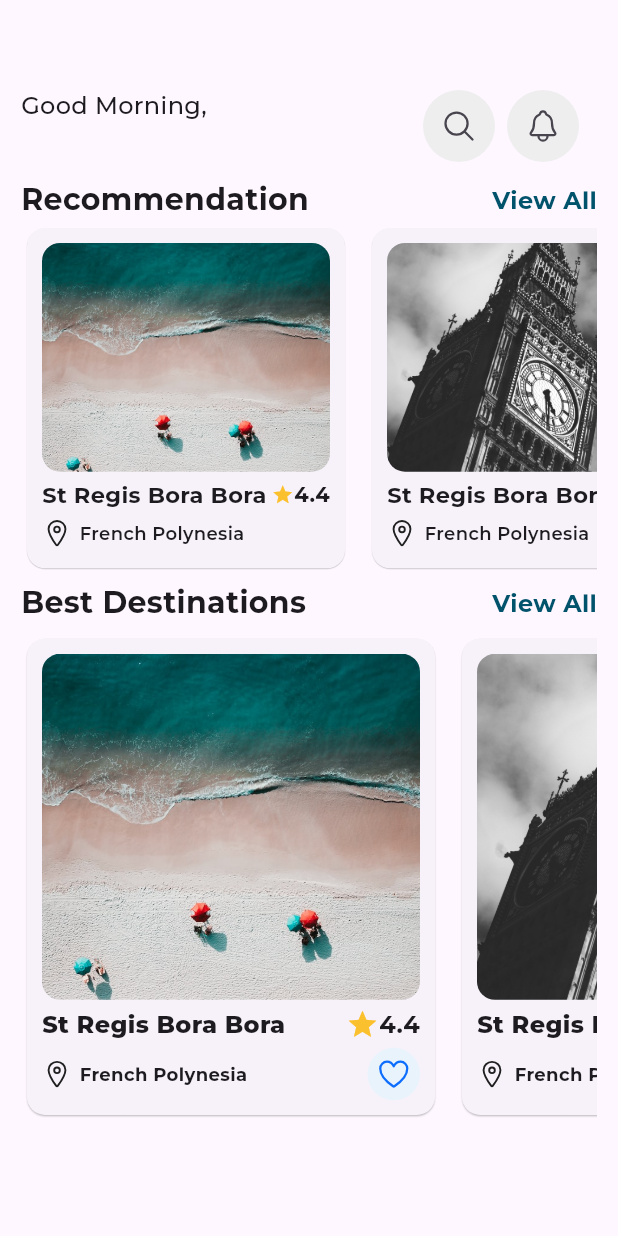
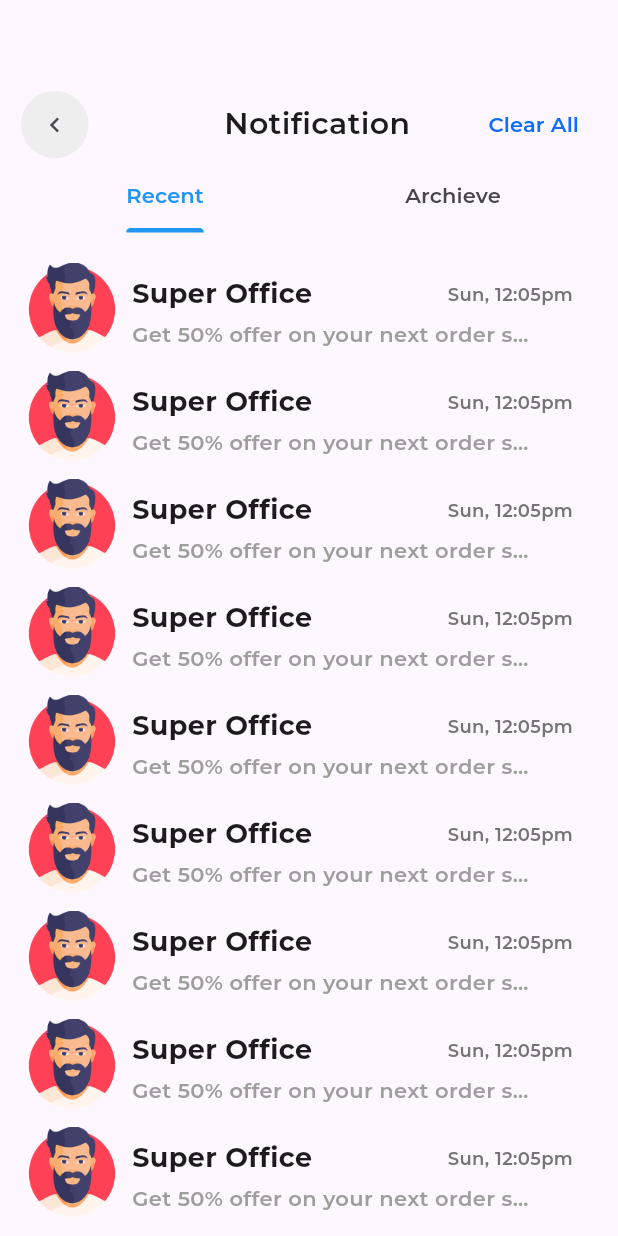
Before and after one commit to Omar-Ashraf-69/egy-explor, a Flutter app: the HomeViewBody screen opened directly, after a tap on an icon or button, on a phone screen of 412 x 824 dp. Run offline on Flutter 3.47's test engine with Material 3 defaults, Android fonts, the phone set to English and light mode, and no system bars; our stand-ins replace cached_network_image, card_swiper, cloud_firestore, dio, firebase_auth, firebase_core and 10 more; accounts and stored records are empty.

Commit message:
Refactor code and add new notification feature
- Refactor code structure for better organization and readability.
- Add a new notification feature with notification view and item.
- Update routes to include the new notification view.
- Improve user experience by adding a custom icon button for navigation.
- Fix minor bugs and improve overall code quality.

```diff
--- a/lib/core/services/cloud.dart
+++ b/lib/core/services/cloud.dart
@@ -5,26 +5,24 @@ import 'package:cloud_firestore/cloud_firestore.dart';
 import 'package:egy_exlpor/core/services/storage.dart';
 
 class CloudMethods {
-  //CollectionReference users = FirebaseFirestore.instance.collection('users');
-
-
   editProfile({
     required String uId,
     required String userName,
-    String profilePic = '',
     Uint8List? file,
   }) async {
     String response = 'some eerror error';
     try {
-      profilePic = file != null
-          ? await StorageMethods().uploadImageToStorage(file, 'users')
-          : '';
-      if (userName.isNotEmpty ) {
-        await FirebaseFirestore.instance.collection('users').doc(uId).update({
+      String profilePic = '';
+      if (file != null && file.isNotEmpty) {
+        profilePic = await StorageMethods().uploadImageToStorage(file, 'users');
+      }
+      if (userName.isNotEmpty || profilePic.isNotEmpty) {
+        Map<String, dynamic> updateData = {
           'userId': uId,
-          'userName': userName,
-          'profilePic': profilePic,
-        });
+          if (userName.isNotEmpty) 'userName': userName,
+          if (profilePic.isNotEmpty) 'profilePic': profilePic,
+        };
+        await FirebaseFirestore.instance.collection('users').doc(uId).update(updateData);
       }
       response = 'success';
     } catch (e) {
--- /dev/null
+++ b/lib/core/utils/custom_icon_button.dart
@@ -0,0 +1,44 @@
+import 'package:egy_exlpor/core/managers/app_them_cubit/app_them_cubit.dart';
+import 'package:flutter/material.dart';
+import 'package:flutter_bloc/flutter_bloc.dart';
+
+class CustomIconButton extends StatelessWidget {
+  const CustomIconButton({
+    super.key,
+    required this.icon,
+    this.route,
+    this.pop,
+  });
+  final Widget icon;
+  final String? route;
+  final bool? pop;
+
+  @override
+  Widget build(BuildContext context) {
+    return SizedBox(
+      width: 45,
+      height: 45,
+      child: Container(
+        padding: EdgeInsets.zero,
+        margin: EdgeInsets.zero,
+        decoration: BoxDecoration(
+          color: BlocProvider.of<ThemeCubit>(context).getIsDarkTheme
+              ? Colors.grey.shade900
+              : Colors.grey.shade200,
+          shape: BoxShape.circle,
+        ),
+        child: IconButton(
+          onPressed: () {
+            route != null ? Navigator.of(context).pushNamed(route!) : null;
+            pop == true ? Navigator.pop(context) : null;
+          },
+          constraints: const BoxConstraints.tightFor(width: 20, height: 20),
+          icon: icon,
+          splashRadius: 20,
+          padding: EdgeInsets.zero,
+          iconSize: 20,
+        ),
+      ),
+    );
+  }
+}
--- /dev/null
+++ b/lib/core/utils/functions/check_on_boarding_showing_status.dart
@@ -0,0 +1,41 @@
+
+  import 'dart:async';
+
+import 'package:egy_exlpor/features/auth/presentation/views/login_view.dart';
+import 'package:egy_exlpor/features/layout/presentation/views/layout_view.dart';
+import 'package:egy_exlpor/features/onboarding/presentation/views/on_boarding_view.dart';
+import 'package:firebase_auth/firebase_auth.dart';
+import 'package:flutter/material.dart';
+import 'package:shared_preferences/shared_preferences.dart';
+
+void checkFirstSeen(BuildContext context) async {
+    SharedPreferences prefs = await SharedPreferences.getInstance();
+    bool seen = (prefs.getBool('seenOnboarding') ?? false);
+    Timer(const Duration(seconds: 2), () async {
+      if (seen == true) {
+        //context.go(AppRouter.kHomeView);
+        Navigator.of(context).pushReplacement(
+          MaterialPageRoute(builder: (context) {
+            return StreamBuilder<User?>(
+              stream: FirebaseAuth.instance.authStateChanges(),
+              builder: (context, snapshot) {
+                if (snapshot.hasData) {
+                  return const LayoutView();
+                } else {
+                  return const LoginView();
+                }
+              },
+            );
+          }),
+        );
+      } else {
+        await prefs.setBool('seenOnboarding', true);
+        // ignore: use_build_context_synchronously
+        Navigator.of(context).pushReplacement(
+          MaterialPageRoute(
+            builder: (context) => const OnBoardingView(),
+          ),
+        );
+      }
+    });
+  }
--- a/lib/features/explore/features/hotel/presentation/views/hotel_view.dart
+++ b/lib/features/explore/features/hotel/presentation/views/hotel_view.dart
@@ -7,7 +7,7 @@ import 'package:flutter/material.dart';
 class HotelView extends StatefulWidget {
   const HotelView({super.key});
 
-  static const String routeName = '/hotels_screen';
+  static const String routeName = '/hotels_view';
 
   @override
   State<HotelView> createState() => _HotelViewState();
--- a/lib/features/explore/features/hotel/presentation/views/widgets/gest_and_room_view.dart
+++ b/lib/features/explore/features/hotel/presentation/views/widgets/gest_and_room_view.dart
@@ -8,7 +8,7 @@ import 'package:flutter/material.dart';
 class GuestAndRoomView extends StatefulWidget {
   const GuestAndRoomView({super.key});
 
-  static const String routeName = '/guest_and_room_screen';
+  static const String routeName = '/guest_and_room_view';
 
   @override
   State<GuestAndRoomView> createState() => _GuestAndRoomViewState();
--- a/lib/features/explore/features/room/presentation/views/room_view.dart
+++ b/lib/features/explore/features/room/presentation/views/room_view.dart
@@ -8,7 +8,7 @@ import 'package:flutter/material.dart';
 class RoomView extends StatefulWidget {
   const RoomView({super.key});
 
-  static const String routeName = '/rooms_screen';
+  static const String routeName = '/rooms_view';
 
   @override
   State<RoomView> createState() => _RoomViewState();
--- a/lib/features/explore/features/select_date/presentation/views/select_date_view.dart
+++ b/lib/features/explore/features/select_date/presentation/views/select_date_view.dart
@@ -8,7 +8,7 @@ import 'package:syncfusion_flutter_datepicker/datepicker.dart';
 // ignore: must_be_immutable
 class SelectDateView extends StatelessWidget {
   SelectDateView({super.key});
-  static const String routeName = '/select_date_screen';
+  static const String routeName = '/select_date_view';
 
   DateTime? rangeStartDate;
   DateTime? rangeEndDate;
--- a/lib/features/extra_services/features/edit_user/presentation/views/widgets/edit_user_view_body.dart
+++ b/lib/features/extra_services/features/edit_user/presentation/views/widgets/edit_user_view_body.dart
@@ -5,6 +5,7 @@ import 'package:egy_exlpor/core/services/cloud.dart';
 import 'package:egy_exlpor/core/utils/assets.dart';
 import 'package:egy_exlpor/core/utils/colors.dart';
 import 'package:egy_exlpor/core/utils/custom_button_widget.dart';
+import 'package:egy_exlpor/core/utils/custom_icon_button.dart';
 import 'package:egy_exlpor/core/utils/functions/pick_image.dart';
 import 'package:egy_exlpor/core/utils/styles.dart';
 import 'package:egy_exlpor/features/auth/presentation/views/widgets/custom_text_field.dart';
@@ -34,6 +35,13 @@ class _EditProfileViewBodyState extends State<EditProfileViewBody> {
         if (state is UserLoaded) {
           return Scaffold(
             appBar: AppBar(
+              leading:const Padding(
+                padding:  EdgeInsets.all(6),
+                child:  CustomIconButton(
+                  icon: Icon(Icons.chevron_left_outlined),
+                  pop: true,
+                ),
+              ),
               surfaceTintColor: Colors.white,
               centerTitle: true,
               title: Text(
@@ -162,9 +170,9 @@ class _EditProfileViewBodyState extends State<EditProfileViewBody> {
                             )
                           : Text(
                               S.of(context).updateProfile.toUpperCase(),
-                              style: TextStyle(
-                                fontWeight: FontWeight.w500,
+                              style: Styles.textStyle16.copyWith(
                                 color: kWhiteColor,
+                                fontWeight: FontWeight.w600,
                               ),
                             ),
                       onTap: () async {
@@ -176,6 +184,7 @@ class _EditProfileViewBodyState extends State<EditProfileViewBody> {
                               ? state.user.userName
                               : userNameController.text,
                           file: profilePic,
+
                           uId: state.user.userId,
                           context: context,
                         );
--- a/lib/features/home/presentation/views/widgets/best_destinations_widget.dart
+++ b/lib/features/home/presentation/views/widgets/best_destinations_widget.dart
@@ -1,11 +1,8 @@
-import 'package:egy_exlpor/core/utils/colors.dart';
 import 'package:egy_exlpor/core/utils/styles.dart';
 import 'package:egy_exlpor/features/home/data/models/recommended_places_model.dart';
 import 'package:egy_exlpor/features/home/presentation/views/tourist_details_view.dart';
-import 'package:egy_exlpor/features/home/presentation/views/widgets/custom_icon_button.dart';
 import 'package:egy_exlpor/features/home/presentation/views/widgets/love_icon_widget.dart';
 import 'package:flutter/material.dart';
-import 'package:flutter/widgets.dart';
 import 'package:ionicons/ionicons.dart';
 
 class BestDestinationsWidget extends StatelessWidget {
--- a/lib/features/home/presentation/views/widgets/custom_icon_button.dart
+++ /dev/null
@@ -1,30 +0,0 @@
-// ignore_for_file: public_member_api_docs, sort_constructors_first
-import 'package:egy_exlpor/core/managers/app_them_cubit/app_them_cubit.dart';
-import 'package:flutter/material.dart';
-import 'package:flutter_bloc/flutter_bloc.dart';
-
-class CustomIconButton extends StatelessWidget {
-  const CustomIconButton({
-    super.key,
-    required this.icon,
-  });
-  final Widget icon;
-
-  @override
-  Widget build(BuildContext context) {
-    return Container(
-      decoration: BoxDecoration(
-        color: BlocProvider.of<ThemeCubit>(context).getIsDarkTheme
-            ? Colors.grey.shade900
-            : Colors.grey.shade200,
-        shape: BoxShape.circle,
-      ),
-      child: IconButton(
-        onPressed: () {},
-        constraints: const BoxConstraints.tightFor(width: 40),
-        icon: icon,
-        splashRadius: 22,
-      ),
-    );
-  }
-}
--- a/lib/features/home/presentation/views/widgets/home_view_body.dart
+++ b/lib/features/home/presentation/views/widgets/home_view_body.dart
@@ -1,9 +1,10 @@
 import 'package:egy_exlpor/core/managers/get_user_cubit/user_details_cubit.dart';
 import 'package:egy_exlpor/core/utils/colors.dart';
 import 'package:egy_exlpor/core/utils/styles.dart';
-import 'package:egy_exlpor/features/home/presentation/views/widgets/custom_icon_button.dart';
+import 'package:egy_exlpor/core/utils/custom_icon_button.dart';
 import 'package:egy_exlpor/features/home/presentation/views/widgets/best_destinations_widget.dart';
 import 'package:egy_exlpor/features/home/presentation/views/widgets/recommended_places.dart';
+import 'package:egy_exlpor/features/notification/presentation/view/notification_view.dart';
 import 'package:flutter/material.dart';
 import 'package:flutter/widgets.dart';
 import 'package:flutter_bloc/flutter_bloc.dart';
@@ -26,8 +27,7 @@ class HomeViewBody extends StatelessWidget {
             SizedBox(
               height: 50,
               width: double.infinity,
-              child: Row(
-                children: [
+              child: Row(children: [
                 Column(
                   crossAxisAlignment: CrossAxisAlignment.start,
                   children: [
@@ -45,15 +45,18 @@ class HomeViewBody extends StatelessWidget {
                 const Spacer(),
                 const CustomIconButton(
                   icon: Icon(Ionicons.search_outline),
+                  route: NotificationView.routeName,
                 ),
                 const Padding(
                   padding: EdgeInsets.only(left: 8.0, right: 12),
                   child: CustomIconButton(
-                      icon: Icon(Ionicons.notifications_outline),
+                    icon: Icon(
+                      Ionicons.notifications_outline,
+                    ),
+                    route: NotificationView.routeName,
                   ),
                 ),
-                ],
-              ),
+              ]),
             ),
             // LOCATION CARD
             // const LocationCard(),
@@ -77,7 +80,7 @@ class HomeViewBody extends StatelessWidget {
                     child: Text(
                       "View All",
                       style: Styles.textStyle16.copyWith(
-                        color: kPrimaryBlueColor,
+                        color: kPrimaryColor,
                         fontWeight: FontWeight.w700,
                       ),
                     ))
@@ -99,7 +102,7 @@ class HomeViewBody extends StatelessWidget {
                   child: Text(
                     "View All",
                     style: Styles.textStyle16.copyWith(
-                      color: kPrimaryBlueColor,
+                      color: kPrimaryColor,
                       fontWeight: FontWeight.w700,
                     ),
                   ),
--- /dev/null
+++ b/lib/features/notification/presentation/view/notification_view.dart
@@ -0,0 +1,14 @@
+import 'package:egy_exlpor/features/notification/presentation/view/widgets/notification_view_%20body.dart';
+import 'package:flutter/material.dart';
+
+class NotificationView extends StatelessWidget {
+  const NotificationView({super.key});
+    static const String routeName = '/notification_view';
+
+  @override
+  Widget build(BuildContext context) {
+    return const Scaffold(
+      body: NotificationViewBody(),
+    );
+  }
+}
--- /dev/null
+++ b/lib/features/notification/presentation/view/widgets/notification_item.dart
@@ -0,0 +1,130 @@
+import 'package:egy_exlpor/core/utils/assets.dart';
+import 'package:egy_exlpor/core/utils/styles.dart';
+import 'package:flutter/cupertino.dart';
+import 'package:flutter/material.dart';
+import 'package:flutter/widgets.dart';
+
+class NotificationItem extends StatelessWidget {
+  const NotificationItem({super.key});
+
+  @override
+  Widget build(BuildContext context) {
+    return Padding(
+      padding: const EdgeInsets.symmetric(horizontal: 4.0),
+      child: SizedBox(
+        height: 62,
+        child: Row(
+          mainAxisAlignment: MainAxisAlignment.spaceBetween,
+          crossAxisAlignment: CrossAxisAlignment.start,
+          children: [
+            Image.asset(
+              AssetsData.manPic,
+              width: 60,
+              height: 60,
+              fit: BoxFit.cover,
+            ),
+            const SizedBox(width: 10),
+            Expanded(
+              child: Padding(
+                padding: const EdgeInsets.only(top: 8.0, right: 12),
+                child: Column(
+                  crossAxisAlignment: CrossAxisAlignment.start,
+                  children: [
+                    Row(
+                      mainAxisAlignment: MainAxisAlignment.spaceBetween,
+                      children: [
+                        Text(
+                          'Super Office',
+                          style: Styles.textStyle18.copyWith(
+                            fontWeight: FontWeight.w700,
+                          ),
+                        ),
+                        Text(
+                          'Sun, 12:05pm',
+                          style: TextStyle(
+                            color: Colors.grey.shade600,
+                            fontWeight: FontWeight.w600,
+                            fontSize: 12,
+                          ),
+                        ),
+                      ],
+                    ),
+                    const SizedBox(height: 4),
+                    Padding(
+                      padding: const EdgeInsets.only(right: 22.0),
+                      child: Text(
+                        'Get 50% offer on your next order sdkkdvkksjajkjk',
+                        maxLines: 1,
+                        overflow: TextOverflow.ellipsis,
+                        style: Styles.textStyle14.copyWith(
+                          fontWeight: FontWeight.w600,
+                          color: Colors.grey,
+                        ),
+                      ),
+                    ),
+                  ],
+                ),
+              ),
+            ),
+          ],
+        ),
+      ),
+    );
+    // return Container(
+    //   padding: EdgeInsets.all(5),
+    //   decoration: BoxDecoration(color: Colors.grey.shade300),
+    //   height: 80,
+    //   child: Row(
+    //     crossAxisAlignment: CrossAxisAlignment.center,
+    //     children: [
+    //       Image(image: AssetImage("assets/images/man.png")),
+    //       SizedBox(
+    //         width: 10,
+    //       ),
+    //       Expanded(
+    //         child: Column(
+    //           //runAlignment: WrapAlignment.spaceBetween,
+    //           //alignment: WrapAlignment.spaceBetween,
+    //           //crossAxisAlignment: WrapCrossAlignment.start,
+    //           //direction: Axis.vertical,
+    //           //crossAxisAlignment: CrossAxisAlignment.stretch,
+    //           //mainAxisAlignment: MainAxisAlignment.start,
+    //           children: [
+    //             Container(
+    //               child: Row(
+    //                 mainAxisAlignment: MainAxisAlignment.spaceBetween,
+    //                 //spacing: 120,
+    //                 //alignment: WrapAlignment.spaceBetween,
+    //                 //runAlignment: WrapAlignment.spaceBetween,
+    //                 //crossAxisAlignment: WrapCrossAlignment.center,
+    //                 children: [
+    //                   Flexible(
+    //                     child: Text(
+    //                       "Super Office",
+    //                       style: TextStyle(fontSize: 20),
+    //                       overflow: TextOverflow.ellipsis,
+    //                     ),
+    //                   ),
+    //                   Flexible(
+    //                       child: Text(
+    //                     "03/02/2019",
+    //                     overflow: TextOverflow.ellipsis,
+    //                   ))
+    //                 ],
+    //               ),
+    //             ),
+    //             Flexible(
+    //               child: Row(
+    //                 children: [
+    //                   Text("Get 50% offer"),
+    //                 ],
+    //               ),
+    //             )
+    //           ],
+    //         ),
+    //       )
+    //     ],
+    //   ),
+    // );
+  }
+}
--- /dev/null
+++ b/lib/features/notification/presentation/view/widgets/notification_view_ body.dart
@@ -0,0 +1,103 @@
+import 'package:egy_exlpor/core/utils/colors.dart';
+import 'package:egy_exlpor/core/utils/custom_icon_button.dart';
+import 'package:egy_exlpor/core/utils/styles.dart';
+import 'package:egy_exlpor/features/notification/presentation/view/widgets/notification_item.dart';
+import 'package:flutter/material.dart';
+import 'package:flutter/widgets.dart';
+
+class NotificationViewBody extends StatefulWidget {
+  const NotificationViewBody({super.key});
+
+  @override
+  State<NotificationViewBody> createState() => _NotificationViewBodyState();
+}
+
+class _NotificationViewBodyState extends State<NotificationViewBody>
+    with TickerProviderStateMixin {
+  @override
+  Widget build(BuildContext context) {
+    return Scaffold(
+      body: Padding(
+        padding: const EdgeInsets.only(
+          top: 59.0,
+          left: 14,
+          right: 14,
+          bottom: 8,
+        ),
+        child: Column(
+          children: [
+            Row(
+              mainAxisAlignment: MainAxisAlignment.spaceBetween,
+              children: [
+                CustomIconButton(
+                  icon: Icon(
+                    Icons.chevron_left_outlined,
+                  ),
+                  pop: true,
+                ),
+                SizedBox(
+                  width: 10,
+                ),
+                Text(
+                  "Notification",
+                  style: Styles.textStyle20.copyWith(
+                    fontWeight: FontWeight.w600,
+                  ),
+                ),
+                TextButton(
+                  onPressed: () {},
+                  child: Text(
+                    "Clear All",
+                    style: Styles.textStyle14.copyWith(
+                      color: kPrimaryColor,
+                      fontWeight: FontWeight.w600,
+                    ),
+                  ),
+                )
+              ],
+            ),
+            TabBar(
+              indicatorColor: Colors.blue,
+              dividerColor: Colors.transparent,
+              labelColor: Colors.blue,
+              controller: TabController(length: 2, vsync: this),
+              tabs: <Tab>[
+                Tab(
+                  child: Text(
+                    "Recent",
+                    style: Styles.textStyle14.copyWith(
+                      fontWeight: FontWeight.w600,
+                    ),
+                  ),
+                ),
+                Tab(
+                  child: Text(
+                    "Archieve",
+                    style: Styles.textStyle14.copyWith(
+                      fontWeight: FontWeight.w600,
+                    ),
+                  ),
+                ),
+              ],
+            ),
+            SizedBox(
+              height: 20,
+            ),
+            Expanded(
+              child: ListView.separated(
+                itemCount: 14,
+                padding: EdgeInsets.zero,
+                itemBuilder: (context, index) {
+                  return NotificationItem();
+                },
+                separatorBuilder: (context, index) => SizedBox(
+                  height: 10,
+                ),
+              ),
+            ),
+          ],
+        ),
+      ),
+    );
+  }
+}
--- a/lib/features/splash/presentation/views/splash_screen.dart
+++ b/lib/features/splash/presentation/views/splash_screen.dart
@@ -1,14 +1,9 @@
-import 'dart:async';
 
 import 'package:egy_exlpor/core/utils/assets.dart';
 import 'package:egy_exlpor/core/utils/colors.dart';
-import 'package:egy_exlpor/features/auth/presentation/views/login_view.dart';
-import 'package:egy_exlpor/features/layout/presentation/views/layout_view.dart';
-import 'package:egy_exlpor/features/onboarding/presentation/views/on_boarding_view.dart';
-import 'package:firebase_auth/firebase_auth.dart';
+import 'package:egy_exlpor/core/utils/functions/check_on_boarding_showing_status.dart';
 import 'package:flutter/material.dart';
 import 'package:flutter_svg/svg.dart';
-import 'package:shared_preferences/shared_preferences.dart';
 
 import '../../../../generated/l10n.dart';
 
@@ -23,39 +18,7 @@ class _SplashViewState extends State<SplashView> {
   @override
   void initState() {
     super.initState();
-    _checkFirstSeen();
-  }
-
-  void _checkFirstSeen() async {
-    SharedPreferences prefs = await SharedPreferences.getInstance();
-    bool seen = (prefs.getBool('seenOnboarding') ?? false);
-    Timer(const Duration(seconds: 2), () async {
-      if (seen == true) {
-        //context.go(AppRouter.kHomeView);
-        Navigator.of(context).pushReplacement(
-          MaterialPageRoute(builder: (context) {
-            return StreamBuilder<User?>(
-              stream: FirebaseAuth.instance.authStateChanges(),
-              builder: (context, snapshot) {
-                if (snapshot.hasData) {
-                  return const LayoutView();
-                } else {
-                  return const LoginView();
-                }
-              },
-            );
-          }),
-        );
-      } else {
-        await prefs.setBool('seenOnboarding', true);
-        // ignore: use_build_context_synchronously
-        Navigator.of(context).pushReplacement(
-          MaterialPageRoute(
-            builder: (context) => const OnBoardingView(),
-          ),
-        );
-      }
-    });
+    checkFirstSeen(context);
   }
 
   @override
--- a/lib/routes.dart
+++ b/lib/routes.dart
@@ -8,14 +8,16 @@ import 'package:egy_exlpor/features/explore/features/hotel/presentation/views/wi
 import 'package:egy_exlpor/features/explore/features/room/presentation/views/room_view.dart';
 import 'package:egy_exlpor/features/explore/features/select_date/presentation/views/select_date_view.dart';
 import 'package:egy_exlpor/features/layout/presentation/views/layout_view.dart';
+import 'package:egy_exlpor/features/notification/presentation/view/notification_view.dart';
 import 'package:flutter/material.dart';
 final Map<String, WidgetBuilder> routes = {
-  HotelView.routeName: (context) => HotelView(),
-  LayoutView.routeName:(context) => LayoutView(),
+  HotelView.routeName: (context) =>const HotelView(),
+  LayoutView.routeName:(context) =>const LayoutView(),
   SelectDateView.routeName: (context) => SelectDateView(),
-  GuestAndRoomView.routeName: (context) => GuestAndRoomView(),
-  RoomView.routeName: (context) => RoomView(),
-  HotelBookingView.routeName: (context) => HotelBookingView(),
+  GuestAndRoomView.routeName: (context) =>const GuestAndRoomView(),
+  RoomView.routeName: (context) => const RoomView(),
+  HotelBookingView.routeName: (context) =>const HotelBookingView(),
+  NotificationView.routeName: (context) =>const NotificationView(),
 };
 
 MaterialPageRoute<dynamic>? generateRoutes(RouteSettings settings) {
```
Lines whose indentation alone changed are shown as unchanged.
